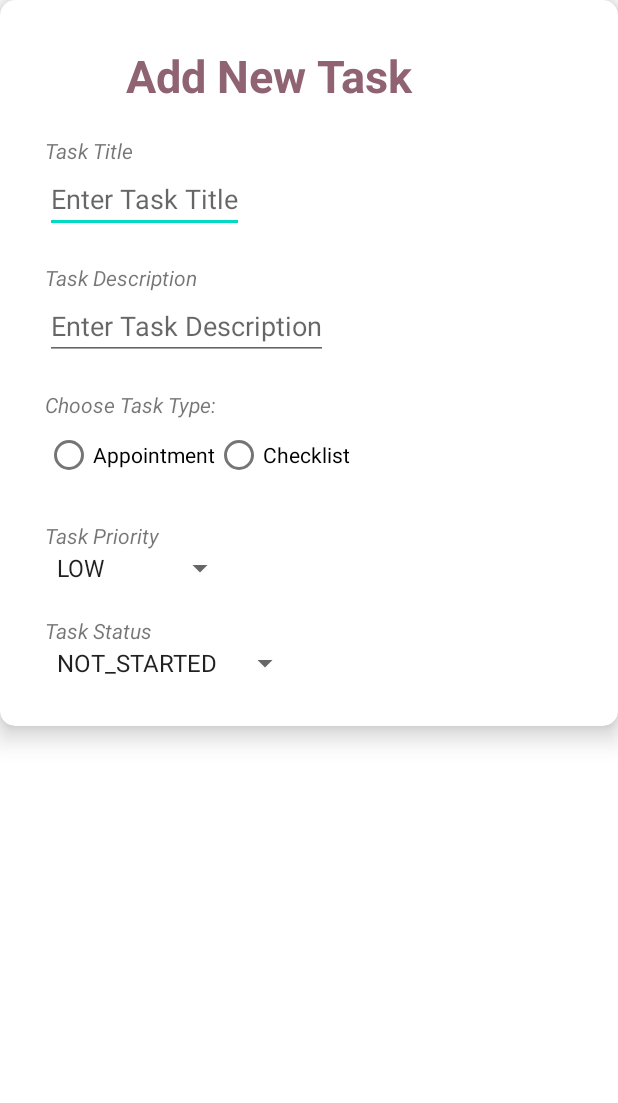
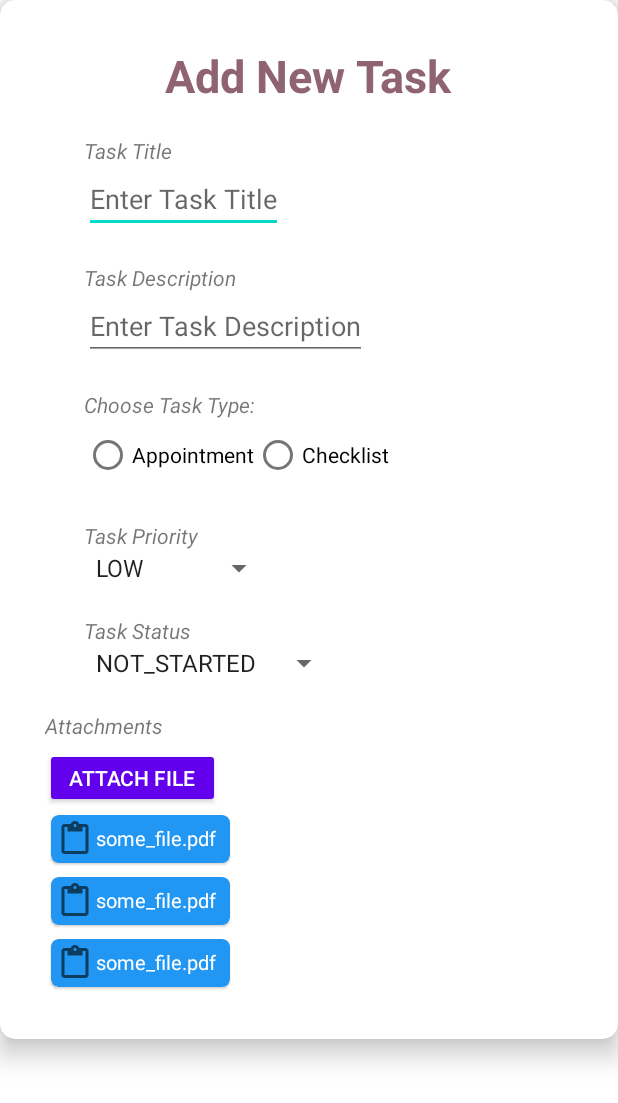
Before and after one commit to JINL020/android-task-management-app, an Android app: the layout add_task_dialog_fragment.xml on its own in the app's theme, with its tools: preview values and no code run, on a phone screen of 412 x 824 dp. Shown: the top 1103 px of the screen. Run offline under Robolectric (Android 15) with nearby library versions, the phone set to English and light mode, and no system bars.

Commit message:
Create layout for file attachments

```diff
--- a/implementation/app/src/main/res/layout/add_task_dialog_fragment.xml
+++ b/implementation/app/src/main/res/layout/add_task_dialog_fragment.xml
@@ -220,8 +220,6 @@
             </RelativeLayout>
 
 
-<!--            TODO should identifiers be different from activity_task ?-->
-
             <RelativeLayout
                 android:id="@+id/subtasksRelLayout"
                 android:layout_width="match_parent"
@@ -266,7 +264,42 @@
                 android:visibility="gone"
                 />
 
+        <RelativeLayout
+            android:id="@+id/attachmentsRelLayout"
+            android:layout_width="match_parent"
+            android:layout_height="wrap_content"
+            android:layout_below="@+id/btnAddSubtask"
+            android:layout_centerHorizontal="true"
+            >
 
+            <TextView
+                android:id="@+id/txtAttachments"
+                android:layout_width="wrap_content"
+                android:layout_height="wrap_content"
+                android:layout_marginTop="20dp"
+                android:text="Attachments"
+                android:textStyle="italic"
+
+                />
+
+            <Button
+                android:id="@+id/btnAddAttachment"
+                style="@style/Widget.AppCompat.Button"
+                android:layout_width="wrap_content"
+                android:layout_height="40dp"
+                android:layout_below="@+id/txtAttachments"
+                android:layout_alignParentStart="true"
+                android:layout_marginTop="5dp"
+                android:text="Attach file" />
+
+            <androidx.recyclerview.widget.RecyclerView
+                android:id="@+id/filesListRecView"
+                android:layout_width="match_parent"
+                android:layout_height="wrap_content"
+                android:layout_below="@+id/btnAddAttachment"
+                tools:listitem="@layout/file_attachment" />
+
+        </RelativeLayout>
 
         </RelativeLayout>
 
--- /dev/null
+++ b/implementation/app/src/main/res/layout/file_attachment.xml
@@ -0,0 +1,41 @@
+<?xml version="1.0" encoding="utf-8"?>
+<com.google.android.material.card.MaterialCardView xmlns:android="http://schemas.android.com/apk/res/android"
+    xmlns:app="http://schemas.android.com/apk/res-auto"
+    xmlns:tools="http://schemas.android.com/tools"
+    android:id="@+id/fileParentCard"
+    android:layout_width="wrap_content"
+    android:layout_height="wrap_content"
+    android:backgroundTint="#2196F3"
+    android:elevation="10dp"
+    android:paddingVertical="10dp"
+    app:cardBackgroundColor="#03A9F4"
+    app:cardCornerRadius="5dp"
+    app:cardUseCompatPadding="true">
+
+    <LinearLayout
+        android:layout_width="match_parent"
+        android:layout_height="match_parent"
+        android:layout_margin="4dp"
+        android:orientation="horizontal">
+
+        <ImageView
+            android:id="@+id/imageView"
+            android:layout_width="match_parent"
+            android:layout_height="match_parent"
+            app:srcCompat="?attr/actionModePasteDrawable" />
+
+        <TextView
+            android:id="@+id/textView"
+            android:layout_width="match_parent"
+            android:layout_height="match_parent"
+            android:layout_marginEnd="5dp"
+            android:layout_marginStart="2dp"
+            android:layout_marginTop="2dp"
+            android:text="some_file.pdf"
+            android:textAlignment="center"
+            android:textColor="#FFFFFF"
+            android:textSize="13sp" />
+    </LinearLayout>
+
+
+</com.google.android.material.card.MaterialCardView>
```
